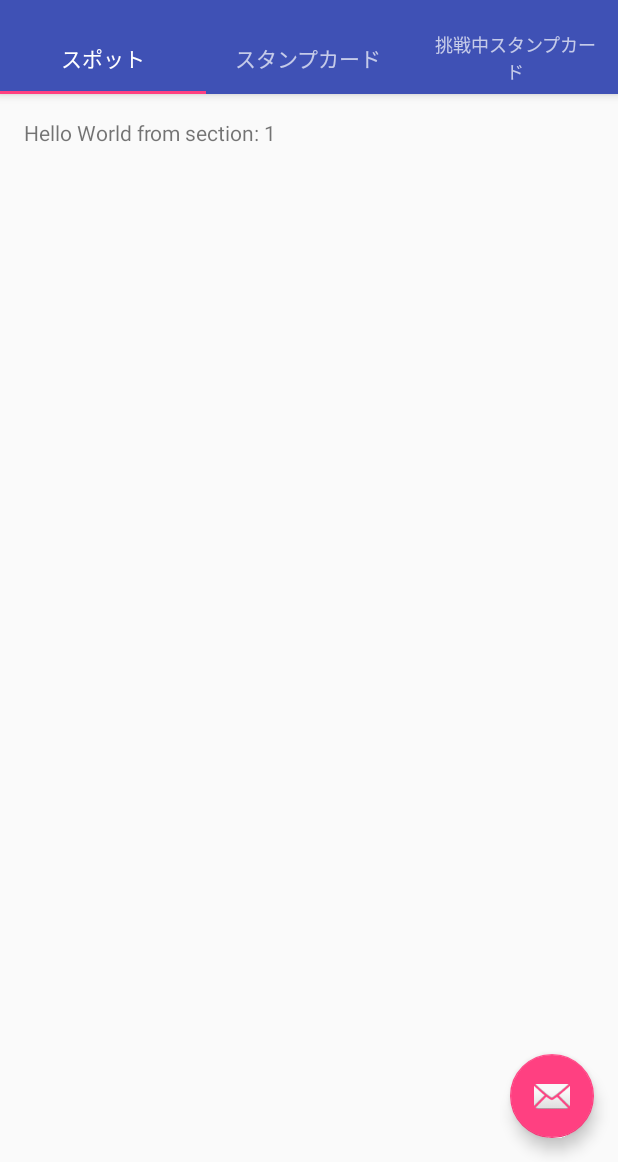
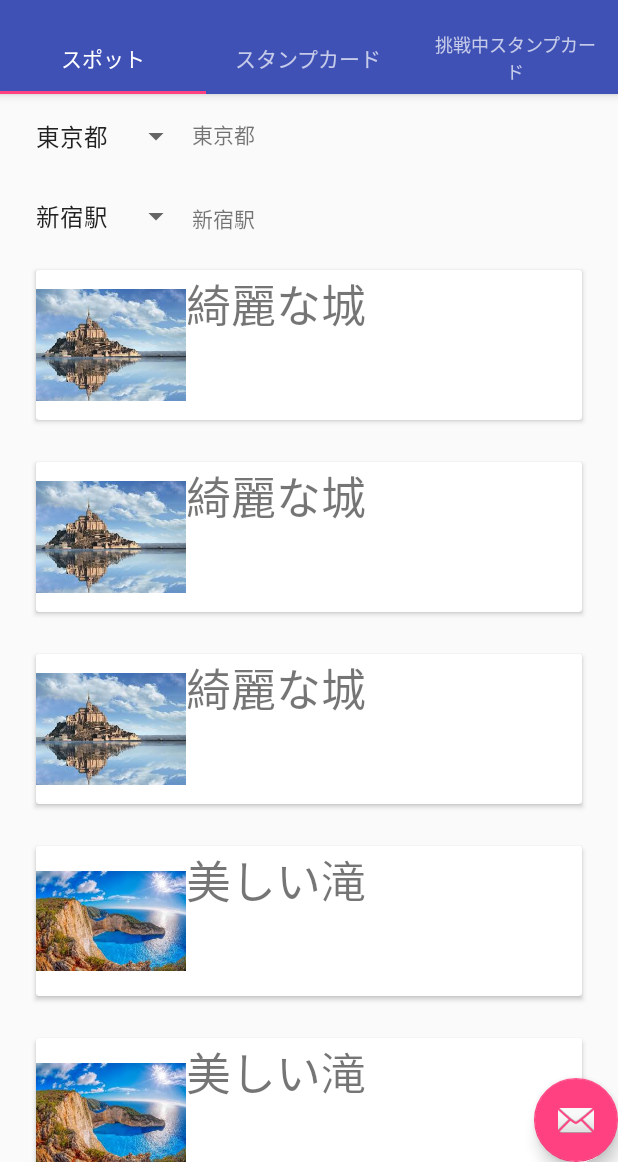
Before and after one commit to h-matsuo/hackathon_2017_colopl, an Android app: the screen it shows after launch (MainActivity), on a phone screen of 412 x 824 dp, the part 74-1236 px from its top. Run offline under Robolectric (Android 15) with nearby library versions, the phone set to English and light mode, and no system bars.

Commit message:
スポット一覧を実装しました

```diff
--- a/MyApplication/app/build.gradle
+++ b/MyApplication/app/build.gradle
@@ -26,5 +26,8 @@ dependencies {
     })
     compile 'com.android.support:appcompat-v7:26.0.0-alpha1'
     compile 'com.android.support:design:26.0.0-alpha1'
+    compile 'com.android.support:appcompat-v7:21.0.3'
+    compile "com.android.support:cardview-v7:+"
+    compile 'com.android.support:recyclerview-v7:21.0.+'
     testCompile 'junit:junit:4.12'
 }
--- a/MyApplication/app/src/main/java/com/example/stamprally/MainActivity.java
+++ b/MyApplication/app/src/main/java/com/example/stamprally/MainActivity.java
@@ -4,6 +4,8 @@ import android.support.design.widget.TabLayout;
 import android.support.design.widget.FloatingActionButton;
 import android.support.design.widget.Snackbar;
 import android.support.v7.app.AppCompatActivity;
+import android.support.v7.widget.LinearLayoutManager;
+import android.support.v7.widget.RecyclerView;
 import android.support.v7.widget.Toolbar;
 
 import android.support.v4.app.Fragment;
@@ -15,11 +17,19 @@ import android.view.LayoutInflater;
 import android.view.Menu;
 import android.view.MenuItem;
 import android.view.View;
+
 import android.view.ViewGroup;
-
 import android.widget.TextView;
 
+import java.util.ArrayList;
+
 public class MainActivity extends AppCompatActivity {
+
+    private RecyclerView mRecyclerView;
+    private RecyclerView.Adapter mAdapter;
+    private RecyclerView.LayoutManager mLayoutManager;
+    private ArrayList<String> mDataset;
+
 
     /**
      * The {@link android.support.v4.view.PagerAdapter} that will provide
@@ -62,7 +72,32 @@ public class MainActivity extends AppCompatActivity {
                         .setAction("Action", null).show();
             }
         });
+        /*
+        mRecyclerView = (RecyclerView) findViewById(R.id.recyclerView1);
+        mRecyclerView.setHasFixedSize(true);
+        mLayoutManager = new LinearLayoutManager(this);
+        mRecyclerView.setLayoutManager(mLayoutManager);
 
+        mDataset = new ArrayList<>();
+        mDataset.add("A");
+        mDataset.add("B");
+        mDataset.add("C");
+        mDataset.add("D");
+        mDataset.add("E");
+        mDataset.add("F");
+        mDataset.add("G");
+        mDataset.add("H");
+        mDataset.add("J");
+        mDataset.add("K");
+        mDataset.add("L");
+        mDataset.add("M");
+        mDataset.add("N");
+        mDataset.add("O");
+        mDataset.add("P");
+
+        //mAdapter = new MyAdapter(mDataset);
+        //mRecyclerView.setAdapter(mAdapter);
+        */
     }
 
 
@@ -91,37 +126,8 @@ public class MainActivity extends AppCompatActivity {
     /**
      * A placeholder fragment containing a simple view.
      */
-    public static class PlaceholderFragment extends Fragment {
-        /**
-         * The fragment argument representing the section number for this
-         * fragment.
-         */
-        private static final String ARG_SECTION_NUMBER = "section_number";
 
-        public PlaceholderFragment() {
-        }
 
-        /**
-         * Returns a new instance of this fragment for the given section
-         * number.
-         */
-        public static PlaceholderFragment newInstance(int sectionNumber) {
-            PlaceholderFragment fragment = new PlaceholderFragment();
-            Bundle args = new Bundle();
-            args.putInt(ARG_SECTION_NUMBER, sectionNumber);
-            fragment.setArguments(args);
-            return fragment;
-        }
-
-        @Override
-        public View onCreateView(LayoutInflater inflater, ViewGroup container,
-                                 Bundle savedInstanceState) {
-            View rootView = inflater.inflate(R.layout.fragment_main, container, false);
-            TextView textView = (TextView) rootView.findViewById(R.id.section_label);
-            textView.setText(getString(R.string.section_format, getArguments().getInt(ARG_SECTION_NUMBER)));
-            return rootView;
-        }
-    }
 
     /**
      * A {@link FragmentPagerAdapter} that returns a fragment corresponding to
@@ -137,7 +143,15 @@ public class MainActivity extends AppCompatActivity {
         public Fragment getItem(int position) {
             // getItem is called to instantiate the fragment for the given page.
             // Return a PlaceholderFragment (defined as a static inner class below).
-            return PlaceholderFragment.newInstance(position + 1);
+            switch (position) {
+                case 0:
+                    return PlaceholderFragment.newInstance(0);
+                case 1:
+                    return Placeholder2Fragment.newInstance(0);
+                case 2:
+                    return Placeholder3Fragment.newInstance(0);
+            }
+            return PlaceholderFragment.newInstance(0);
         }
 
         @Override
--- /dev/null
+++ b/MyApplication/app/src/main/java/com/example/stamprally/MyAdapter.java
@@ -0,0 +1,89 @@
+package com.example.stamprally;
+
+import android.content.Context;
+import android.support.v7.widget.RecyclerView;
+import android.util.Log;
+import android.view.LayoutInflater;
+import android.view.View;
+import android.view.ViewGroup;
+import android.widget.ImageView;
+import android.widget.LinearLayout;
+import android.widget.TextView;
+import android.widget.Toast;
+
+import java.util.ArrayList;
+
+
+/**
+ * Created by mb-347 on 2017/09/10.
+ */
+
+public class MyAdapter extends RecyclerView.Adapter<MyAdapter.ItemViewHolder> {
+    ArrayList<String> mDataset;
+    ArrayList<Spot>spots;
+
+
+    public static class ItemViewHolder extends RecyclerView.ViewHolder {
+
+        public TextView mTextView;
+        public ImageView mImageView;
+
+        public ItemViewHolder(View v){
+            super(v);
+            mTextView = (TextView)v.findViewById(R.id.list_item_text);
+            mImageView=(ImageView)v.findViewById(R.id.imageView);
+        }
+    }
+
+
+    public MyAdapter(ArrayList<Spot>spots){
+        this.spots=spots;
+
+    }
+    @Override
+    public ItemViewHolder onCreateViewHolder(
+            ViewGroup parent,
+            int viewType){
+        View v = LayoutInflater.from(parent.getContext())
+                .inflate(R.layout.list_item,
+                        parent,
+                        false);
+        return new ItemViewHolder(v);
+    }
+
+
+
+    @Override
+    public void onBindViewHolder(ItemViewHolder holder, int position) {
+
+        holder.mTextView.setText(spots.get(position).spotName);
+        holder.mImageView.setImageResource(spots.get(position).images[0]);
+
+        /*final String data;
+        data = mDataset.get(position);
+        holder.mTextView.setText(mDataset.get(position));
+        holder.mTextView.setOnClickListener(new View.OnClickListener() {
+            @Override
+            public void onClick(View v) {
+                removeFromDataset(data);
+            }
+        });
+        */
+
+    }
+
+    @Override
+    public int getItemCount() {
+        return spots.size();
+    }
+
+    protected void removeFromDataset(String data){
+        for(int i=0; i<mDataset.size(); i++){
+            if(mDataset.get(i).equals(data)){
+                mDataset.remove(i);
+                notifyItemRemoved(i);
+                break;
+            }
+        }
+    }
+}
--- /dev/null
+++ b/MyApplication/app/src/main/java/com/example/stamprally/Placeholder2Fragment.java
@@ -0,0 +1,51 @@
+package com.example.stamprally;
+
+import android.support.v4.app.Fragment;
+import android.os.Bundle;
+import android.view.LayoutInflater;
+import android.view.View;
+import android.view.ViewGroup;
+import android.widget.TextView;
+
+/**
+ * Created by mb-347 on 2017/09/10.
+ */
+
+public  class Placeholder2Fragment extends  Fragment{
+
+    /**
+     * The fragment argument representing the section number for this
+     * fragment.
+     */
+    private static final String ARG_SECTION_NUMBER = "section_number";
+
+    public Placeholder2Fragment() {
+
+    }
+
+    /**
+     * Returns a new instance of this fragment for the given section
+     * number.
+     */
+    public static Placeholder2Fragment newInstance(int sectionNumber) {
+        Placeholder2Fragment fragment = new Placeholder2Fragment();
+        Bundle args = new Bundle();
+        args.putInt(ARG_SECTION_NUMBER, sectionNumber);
+        fragment.setArguments(args);
+        return fragment;
+    }
+
+    //return view
+    @Override
+    public View onCreateView(LayoutInflater inflater, ViewGroup container,
+                             Bundle savedInstanceState) {
+        View rootView = inflater.inflate(R.layout.fragment2_main, container, false);
+        TextView textView = (TextView) rootView.findViewById(R.id.textView1);
+        int number=getArguments().getInt(ARG_SECTION_NUMBER);
+
+        //textView.setText("こんにちは"+number);
+
+        //textView.setText(getString(R.string.section_format, getArguments().getInt(ARG_SECTION_NUMBER)));
+        return rootView;
+    }
+}
--- /dev/null
+++ b/MyApplication/app/src/main/java/com/example/stamprally/Placeholder3Fragment.java
@@ -0,0 +1,51 @@
+package com.example.stamprally;
+
+import android.support.v4.app.Fragment;
+import android.os.Bundle;
+import android.view.LayoutInflater;
+import android.view.View;
+import android.view.ViewGroup;
+import android.widget.TextView;
+
+/**
+ * Created by mb-347 on 2017/09/10.
+ */
+
+public  class Placeholder3Fragment extends  Fragment{
+
+    /**
+     * The fragment argument representing the section number for this
+     * fragment.
+     */
+    private static final String ARG_SECTION_NUMBER = "section_number";
+
+    public Placeholder3Fragment() {
+
+    }
+
+    /**
+     * Returns a new instance of this fragment for the given section
+     * number.
+     */
+    public static Placeholder3Fragment newInstance(int sectionNumber) {
+        Placeholder3Fragment fragment = new Placeholder3Fragment();
+        Bundle args = new Bundle();
+        args.putInt(ARG_SECTION_NUMBER, sectionNumber);
+        fragment.setArguments(args);
+        return fragment;
+    }
+
+    //return view
+    @Override
+    public View onCreateView(LayoutInflater inflater, ViewGroup container,
+                             Bundle savedInstanceState) {
+        View rootView = inflater.inflate(R.layout.fragment3_main, container, false);
+        TextView textView = (TextView) rootView.findViewById(R.id.textView1);
+        int number=getArguments().getInt(ARG_SECTION_NUMBER);
+
+        //textView.setText("こんにちは"+number);
+
+        //textView.setText(getString(R.string.section_format, getArguments().getInt(ARG_SECTION_NUMBER)));
+        return rootView;
+    }
+}
--- /dev/null
+++ b/MyApplication/app/src/main/java/com/example/stamprally/PlaceholderFragment.java
@@ -0,0 +1,147 @@
+package com.example.stamprally;
+
+import android.app.Activity;
+import android.graphics.Bitmap;
+import android.support.v4.app.Fragment;
+import android.os.Bundle;
+import android.support.v7.widget.AppCompatSpinner;
+import android.support.v7.widget.LinearLayoutManager;
+import android.support.v7.widget.RecyclerView;
+import android.util.Log;
+import android.view.LayoutInflater;
+import android.view.View;
+import android.view.ViewGroup;
+import android.widget.AdapterView;
+import android.widget.Spinner;
+import android.widget.TextView;
+import android.widget.Toast;
+
+import java.util.ArrayList;
+import java.util.Random;
+
+import static com.example.stamprally.R.id.spinner;
+
+/**
+ * Created by mb-347 on 2017/09/10.
+ */
+
+public  class PlaceholderFragment extends  Fragment implements AdapterView.OnItemSelectedListener {
+
+    /**
+     * The fragment argument representing the section number for this
+     * fragment.
+     */
+    Spinner spinner_prefecture, spinner_city;
+    private RecyclerView mRecyclerView;
+    private RecyclerView.Adapter mAdapter;
+    private RecyclerView.LayoutManager mLayoutManager;
+    private ArrayList<String> mDataset;
+    private ArrayList<Spot> spots;
+
+    private static final String ARG_SECTION_NUMBER = "section_number";
+
+    public PlaceholderFragment() {
+
+
+    }
+
+    /**
+     * Returns a new instance of this fragment for the given section
+     * number.
+     */
+    public static PlaceholderFragment newInstance(int sectionNumber) {
+        PlaceholderFragment fragment = new PlaceholderFragment();
+        Bundle args = new Bundle();
+        args.putInt(ARG_SECTION_NUMBER, sectionNumber);
+        fragment.setArguments(args);
+        return fragment;
+    }
+
+    //return view
+    View rootView;
+
+    @Override
+    public View onCreateView(LayoutInflater inflater, ViewGroup container,
+                             Bundle savedInstanceState) {
+        rootView = inflater.inflate(R.layout.fragment_main, container, false);
+        TextView textView = (TextView) rootView.findViewById(R.id.textView1);
+        int number = getArguments().getInt(ARG_SECTION_NUMBER);
+
+        initImage();//画像を表示する前に、読み込みを行う
+        spots=new ArrayList<Spot>();
+        spots = initSpots();
+
+
+        spinner_prefecture = (Spinner) rootView.findViewById(R.id.spinner);
+        spinner_city = (Spinner) rootView.findViewById(R.id.spinner2);
+
+        spinner_prefecture.setOnItemSelectedListener(this);
+        spinner_city.setOnItemSelectedListener(this);
+
+        mRecyclerView = (RecyclerView) rootView.findViewById(R.id.recyclerView1);
+        mRecyclerView.setHasFixedSize(true);
+        mLayoutManager = new LinearLayoutManager(getContext());
+        mRecyclerView.setLayoutManager(mLayoutManager);
+
+
+
+
+        mAdapter = new MyAdapter(spots);
+        mRecyclerView.setAdapter(mAdapter);
+
+        //textView.setText("こんにちは"+number);
+
+        //textView.setText(getString(R.string.section_format, getArguments().getInt(ARG_SECTION_NUMBER)));
+        return rootView;
+    }
+
+    @Override
+    public void onItemSelected(AdapterView<?> adapterView, View view, int i, long l) {
+        TextView tv;
+        String item = (String) adapterView.getSelectedItem();
+        if (adapterView.getId() == R.id.spinner) {//県
+            tv = (TextView) rootView.findViewById(R.id.text_prefecture);
+            tv.setText(item);
+        } else if (adapterView.getId() == R.id.spinner2) {//市町村
+            tv = (TextView) rootView.findViewById(R.id.text_city);
+            tv.setText(item);
+        }
+    }
+
+    @Override
+    public void onNothingSelected(AdapterView<?> adapterView) {
+
+    }
+
+    public void initImage() {
+
+    }
+
+    public ArrayList<Spot> initSpots() {//ここで、本来はスポットの情報をサーバから得る
+        Random random = new Random();
+        ArrayList<Spot> mspots = new ArrayList<Spot>();
+
+
+        for (int i = 0; i < 25; i++) {
+            Spot spot = null;
+
+            switch (random.nextInt(2)) {
+                case 0:
+                    int images[] ={R.drawable.download_1};//画像の配列を受け取る
+                    spot = new Spot("美しい滝", images, "北海道の山奥にあります");
+                    break;
+                case 1:
+                    int images2[]= {R.drawable.download_2};
+                    spot = new Spot("綺麗な城", images2, "湖に浮いています");
+                    break;
+                case 2:
+                    break;
+                default:
+                    break;
+            }
+
+            mspots.add(spot);
+        }
+        return mspots;
+    }
+}
--- /dev/null
+++ b/MyApplication/app/src/main/java/com/example/stamprally/Spot.java
@@ -0,0 +1,30 @@
+package com.example.stamprally;
+
+import android.graphics.Bitmap;
+
+/**
+ * Created by mb-347 on 2017/09/10.
+ */
+
+public class Spot {
+    String spotName;
+    int userId;
+    int images[];
+    double lattitude;
+    double longtitude;
+    String prefecture;
+    String city;
+    String description;
+    String hint;
+    int favorites;
+
+    public Spot(String spotName,int images[],String description) {
+
+        {
+            this.spotName = spotName;
+            this.images = images;
+            this.description = description;
+        }
+    }
+
+}
--- a/MyApplication/app/src/main/res/layout/activity_main.xml
+++ b/MyApplication/app/src/main/res/layout/activity_main.xml
@@ -36,14 +36,24 @@
         android:id="@+id/container"
         android:layout_width="match_parent"
         android:layout_height="match_parent"
-        app:layout_behavior="@string/appbar_scrolling_view_behavior" />
+        app:layout_behavior="@string/appbar_scrolling_view_behavior" >
+
+    </android.support.v4.view.ViewPager>
 
     <android.support.design.widget.FloatingActionButton
         android:id="@+id/fab"
         android:layout_width="wrap_content"
         android:layout_height="wrap_content"
         android:layout_gravity="end|bottom"
-        android:layout_margin="@dimen/fab_margin"
         app:srcCompat="@android:drawable/ic_dialog_email" />
 
+    <!--
+    <android.support.v7.widget.RecyclerView
+        android:id="@+id/recyclerView1"
+        android:layout_width="match_parent"
+        android:layout_height="match_parent"
+        android:scrollbars="vertical" />
+        -->
+
+
 </android.support.design.widget.CoordinatorLayout>
--- /dev/null
+++ b/MyApplication/app/src/main/res/layout/fragment2_main.xml
@@ -0,0 +1,11 @@
+<?xml version="1.0" encoding="utf-8"?>
+<LinearLayout xmlns:android="http://schemas.android.com/apk/res/android"
+    android:orientation="vertical" android:layout_width="match_parent"
+    android:layout_height="match_parent">
+
+    <TextView
+        android:id="@+id/textView2"
+        android:layout_width="match_parent"
+        android:layout_height="wrap_content"
+        android:text="fragment2_main" />
+</LinearLayout>
--- /dev/null
+++ b/MyApplication/app/src/main/res/layout/fragment3_main.xml
@@ -0,0 +1,11 @@
+<?xml version="1.0" encoding="utf-8"?>
+<LinearLayout xmlns:android="http://schemas.android.com/apk/res/android"
+    android:orientation="vertical" android:layout_width="match_parent"
+    android:layout_height="match_parent">
+
+    <TextView
+        android:id="@+id/textView3"
+        android:layout_width="match_parent"
+        android:layout_height="wrap_content"
+        android:text="fragment3_main" />
+</LinearLayout>
--- a/MyApplication/app/src/main/res/layout/fragment_main.xml
+++ b/MyApplication/app/src/main/res/layout/fragment_main.xml
@@ -9,8 +9,52 @@
     tools:context="com.example.stamprally.MainActivity$PlaceholderFragment">
 
     <TextView
-        android:id="@+id/section_label"
+        android:id="@+id/textView1"
         android:layout_width="wrap_content"
         android:layout_height="wrap_content" />
 
+    <Spinner
+        android:id="@+id/spinner"
+        android:layout_width="wrap_content"
+        android:layout_height="wrap_content"
+        android:entries="@array/array_prefecture"
+        android:layout_alignRight="@+id/spinner2"
+        android:layout_alignEnd="@+id/spinner2" />
+
+    <Spinner
+        android:id="@+id/spinner2"
+        android:layout_width="wrap_content"
+        android:layout_height="wrap_content"
+        android:entries="@array/array_city"
+        android:layout_below="@+id/spinner"
+        android:layout_alignParentLeft="true"
+        android:layout_alignParentStart="true"
+        android:layout_marginTop="29dp" />
+
+    <TextView
+        android:id="@+id/text_prefecture"
+        android:layout_width="wrap_content"
+        android:layout_height="wrap_content"
+        android:layout_toRightOf="@+id/spinner"
+        android:text="TextView" />
+
+    <TextView
+        android:id="@+id/text_city"
+        android:layout_width="wrap_content"
+        android:layout_height="wrap_content"
+        android:text="TextView"
+        android:layout_alignBottom="@+id/spinner2"
+        android:layout_toRightOf="@+id/spinner"
+        android:layout_toEndOf="@+id/spinner" />
+
+    <android.support.v7.widget.RecyclerView
+        android:id="@+id/recyclerView1"
+        android:layout_width="match_parent"
+        android:layout_height="match_parent"
+        android:scrollbars="vertical"
+        android:layout_marginTop="10dp"
+        android:layout_below="@+id/spinner2"
+        android:layout_toRightOf="@+id/textView1"
+        android:layout_toEndOf="@+id/textView1" />
+
 </RelativeLayout>
--- /dev/null
+++ b/MyApplication/app/src/main/res/layout/list_item.xml
@@ -0,0 +1,42 @@
+<?xml version="1.0" encoding="utf-8"?>
+<LinearLayout xmlns:android="http://schemas.android.com/apk/res/android"
+    android:layout_width="match_parent"
+    android:layout_height="wrap_content"
+    xmlns:app="http://schemas.android.com/apk/res-auto">
+
+    <android.support.v7.widget.CardView
+        android:id="@+id/cardView"
+        android:layout_width="match_parent"
+        android:layout_height="wrap_content"
+        android:layout_marginBottom="10dp"
+        android:layout_marginLeft="5dp"
+        android:layout_marginRight="5dp"
+        android:layout_marginTop="10dp"
+        app:cardUseCompatPadding="true"
+        ardCornerRadius="10dp"
+        >
+
+
+        <LinearLayout
+            android:layout_width="match_parent"
+            android:layout_height="wrap_content"
+            android:orientation="horizontal">
+
+            <ImageView
+                android:id="@+id/imageView"
+                android:src="@drawable/download_1"
+                android:layout_width="100dp"
+                android:layout_height="100dp" />
+
+            <TextView
+                android:id="@+id/list_item_text"
+                android:layout_width="match_parent"
+                android:layout_height="wrap_content"
+                android:text="hello"
+                android:textSize="30dp" />
+
+        </LinearLayout>
+
+    </android.support.v7.widget.CardView>
+
+</LinearLayout>
--- /dev/null
+++ b/MyApplication/app/src/main/res/layout/my_text_view.xml
@@ -0,0 +1,12 @@
+<?xml version="1.0" encoding="utf-8"?>
+<LinearLayout xmlns:android="http://schemas.android.com/apk/res/android"
+    android:orientation="vertical" android:layout_width="match_parent"
+    android:layout_height="match_parent">
+
+    <TextView
+        android:id="@+id/textView"
+        android:layout_width="match_parent"
+        android:layout_height="wrap_content"
+        android:text="TextView" />
+
+</LinearLayout>
--- /dev/null
+++ b/MyApplication/app/src/main/res/values/array_city.xml
@@ -0,0 +1,8 @@
+<?xml version="1.0" encoding="utf-8"?>
+<resources>
+
+    <string-array name="array_city">
+        <item>新宿駅</item>
+        <item>渋谷駅</item>
+    </string-array>
+</resources>
--- /dev/null
+++ b/MyApplication/app/src/main/res/values/arrays_prefecture.xml
@@ -0,0 +1,12 @@
+<?xml version="1.0" encoding="utf-8"?>
+<resources>
+    <string-array name="array_prefecture">
+        <item>東京都</item>
+        <item>神奈川県</item>
+        <item>千葉県</item>
+        <item>埼玉県</item>
+        <item>茨城県</item>
+        <item>栃木県</item>
+        <item>群馬県</item>
+    </string-array>
+</resources>
```
Also changed, not shown: MyApplication/app/src/main/res/drawable/download_1.jpg (added), MyApplication/app/src/main/res/drawable/download_2.jpg (added), MyApplication/app/src/main/res/drawable/download_3.jpg (added), MyApplication/app/src/main/res/drawable/download_4.jpg (added).
